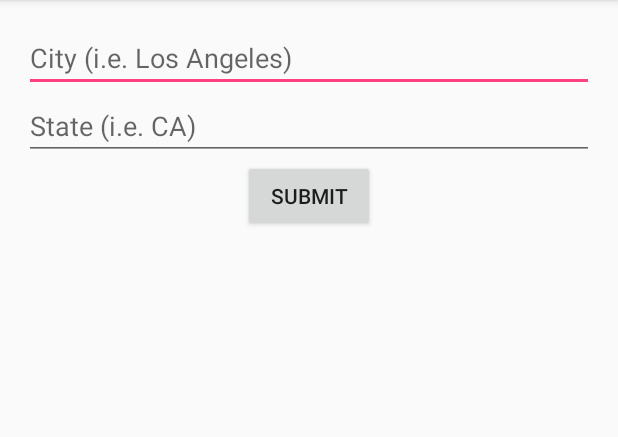
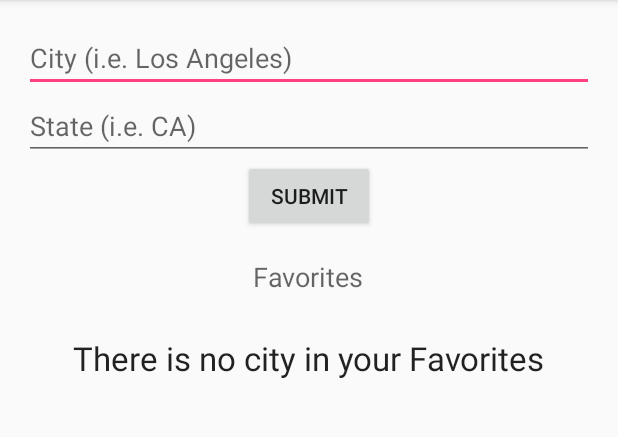
Before and after one commit to rigotre7/Weather, an Android app: the screen it shows after launch (MainActivity), on a phone screen of 412 x 824 dp, the part 84-521 px from its top. Run offline under Robolectric (Android 15) with nearby library versions, the phone set to English and light mode, and no system bars.

Commit message:
initial files

```diff
--- a/app/src/main/java/com/example/rigot/weather/MainActivity.java
+++ b/app/src/main/java/com/example/rigot/weather/MainActivity.java
@@ -41,6 +41,9 @@ public class MainActivity extends AppCompatActivity {
         city = (EditText)findViewById(R.id.cityText);
         state = (EditText)findViewById(R.id.stateText);
         Button submitButton = (Button) findViewById(R.id.submitButton);
+        ListView lv = (ListView)findViewById(R.id.listView);
+        TextView emptyText = (TextView)findViewById(R.id.textViewNoFAv);
+        lv.setEmptyView(emptyText);
         ShowFavorites();
 
         submitButton.setOnClickListener(new View.OnClickListener() {
@@ -125,7 +128,6 @@ public class MainActivity extends AppCompatActivity {
                 }
             });
         }else{
-            //Toast.makeText(this, "No cities in Favorites List", Toast.LENGTH_LONG).show();
         }
     }
 }
--- a/app/src/main/java/com/example/rigot/weather/WeatherAdapter.java
+++ b/app/src/main/java/com/example/rigot/weather/WeatherAdapter.java
@@ -45,7 +45,7 @@ public class WeatherAdapter extends ArrayAdapter<Weather> {
 
         Picasso.with(context).load(hours.get(position).iconURL).into(holder.image);    //display weather attributes
         holder.timecondition.setText(hours.get(position).time + "\n" + hours.get(position).climateType);
-        holder.temp.setText(hours.get(position).temperature + " F");
+        holder.temp.setText(hours.get(position).temperature  + (char) 0x00B0 + " F");
 
 
         return convertView;
--- a/app/src/main/res/layout/activity_main.xml
+++ b/app/src/main/res/layout/activity_main.xml
@@ -43,9 +43,32 @@
 
     <ListView
         android:layout_width="match_parent"
+        android:id="@+id/listView"
         android:layout_height="match_parent"
+        android:layout_alignParentLeft="true"
+        android:layout_alignParentStart="true"
+        android:layout_alignParentBottom="true"
+        android:layout_below="@+id/textViewFAv" />
+
+    <TextView
+        android:text="@string/Favorites"
+        android:layout_width="wrap_content"
+        android:layout_height="wrap_content"
+        android:layout_below="@+id/submitButton"
         android:layout_centerHorizontal="true"
-        android:layout_below="@+id/submitButton"
-        android:id="@+id/listView" />
+        android:layout_marginTop="17dp"
+        android:id="@+id/textViewFAv"
+        android:textAppearance="@android:style/TextAppearance.Material.Medium" />
+
+    <TextView
+        android:text="@string/NoFav"
+        android:layout_width="wrap_content"
+        android:layout_height="wrap_content"
+        android:layout_below="@+id/textViewFAv"
+        android:layout_centerHorizontal="true"
+        android:layout_marginTop="27dp"
+        android:id="@+id/textViewNoFAv"
+        android:textAppearance="@android:style/TextAppearance.Material.Large"
+        android:visibility="gone" />
 
 </RelativeLayout>
--- a/app/src/main/res/layout/row_layout_hourly.xml
+++ b/app/src/main/res/layout/row_layout_hourly.xml
@@ -21,6 +21,7 @@
         android:layout_width="wrap_content"
         android:layout_height="50dp"
         android:id="@+id/temp"
-        android:layout_weight="0.02" />
+        android:layout_weight="0.02"
+        android:textAlignment="viewEnd" />
 
 </LinearLayout>
--- a/app/src/main/res/values/strings.xml
+++ b/app/src/main/res/values/strings.xml
@@ -5,4 +5,6 @@
     <string name="title_activity_test_basic">testBasic</string>
     <string name="addToFav">Add to Favorites</string>
     <string name="noFavorites">There are no cities in your Favorites.</string>
+    <string name="Favorites">Favorites</string>
+    <string name="NoFav">There is no city in your Favorites</string>
 </resources>
--- a/build.gradle
+++ b/build.gradle
@@ -5,7 +5,7 @@ buildscript {
         jcenter()
     }
     dependencies {
-        classpath 'com.android.tools.build:gradle:2.2.0'
+        classpath 'com.android.tools.build:gradle:2.2.1'
 
         // NOTE: Do not place your application dependencies here; they belong
         // in the individual module build.gradle files
```
Also changed, not shown: app/src/main/java/com/example/rigot/weather/CityWeather.java (+11 -1 lines), app/src/main/java/com/example/rigot/weather/DetailsActivity.java (+5 -5 lines).
